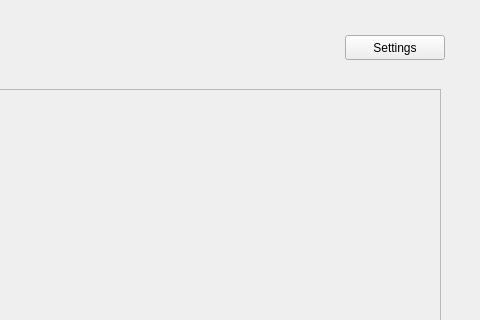
Before: the Qt Designer form PomoPeak/pomopeak.ui in TheVipek/PomoPeak, drawn with Qt 5; both pictures show x 651 to 1131 and y 0 to 320 of the 1131 by 785 pixel window.
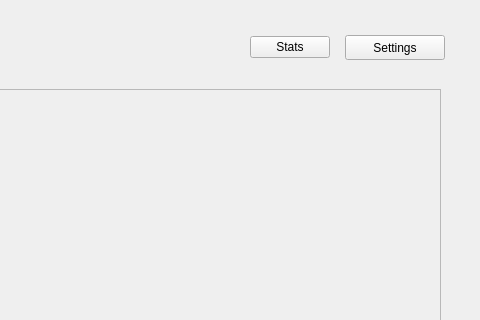
After: the same form once the commit is applied.

Commit message: entry stats ui

```diff
--- a/PomoPeak/pomopeak.ui
+++ b/PomoPeak/pomopeak.ui
@@ -110,6 +110,13 @@
              </property>
             </spacer>
            </item>
+           <item>
+            <widget class="QPushButton" name="statsBtn">
+             <property name="text">
+              <string>Stats</string>
+             </property>
+            </widget>
+           </item>
            <item>
             <widget class="QPushButton" name="settingsBtn">
              <property name="minimumSize">
```
The commit also changes 4 other files.
